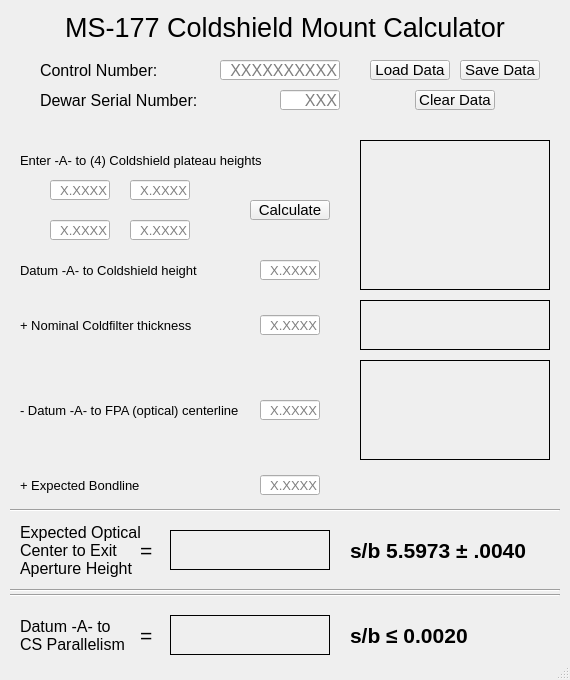
dan-fern/Next177, file coldshield/mountcs.ui: the form before one commit.
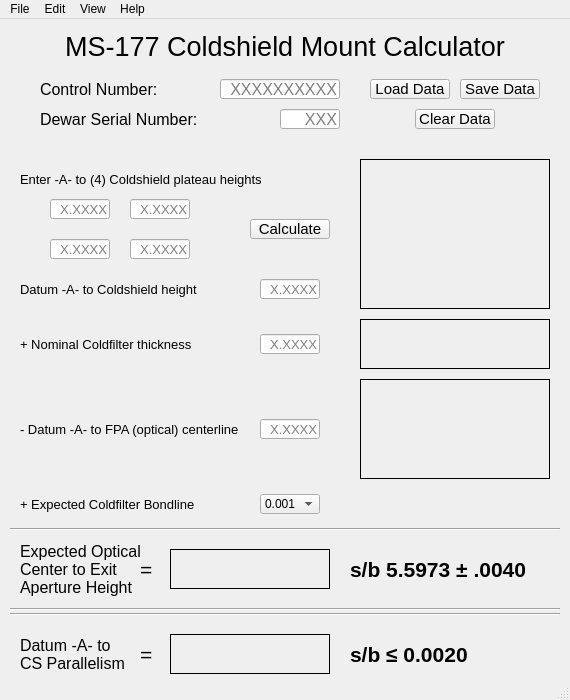
The form after the commit. Icons and pictures are not drawn.

What changed in the file:
```diff
--- a/coldshield/mountcs.ui
+++ b/coldshield/mountcs.ui
@@ -7,7 +7,7 @@
     <x>0</x>
     <y>0</y>
     <width>570</width>
-    <height>680</height>
+    <height>700</height>
    </rect>
   </property>
   <property name="sizePolicy">
@@ -19,13 +19,13 @@
   <property name="minimumSize">
    <size>
     <width>570</width>
-    <height>680</height>
+    <height>700</height>
    </size>
   </property>
   <property name="maximumSize">
    <size>
     <width>570</width>
-    <height>680</height>
+    <height>700</height>
    </size>
   </property>
   <property name="cursor">
@@ -236,7 +236,7 @@
      <rect>
       <x>20</x>
       <y>475</y>
-      <width>161</width>
+      <width>181</width>
       <height>20</height>
      </rect>
     </property>
@@ -246,7 +246,7 @@
      </font>
     </property>
     <property name="text">
-     <string>+ Expected Bondline</string>
+     <string>+ Expected Coldfilter Bondline</string>
     </property>
    </widget>
    <widget class="QLabel" name="labelFooter2">
@@ -403,27 +403,6 @@
      <string>X.XXXX</string>
     </property>
    </widget>
-   <widget class="QLineEdit" name="lineEditBL">
-    <property name="geometry">
-     <rect>
-      <x>260</x>
-      <y>475</y>
-      <width>60</width>
-      <height>20</height>
-     </rect>
-    </property>
-    <property name="font">
-     <font>
-      <pointsize>10</pointsize>
-     </font>
-    </property>
-    <property name="alignment">
-     <set>Qt::AlignRight|Qt::AlignTrailing|Qt::AlignVCenter</set>
-    </property>
-    <property name="placeholderText">
-     <string>X.XXXX</string>
-    </property>
-   </widget>
    <widget class="QPushButton" name="pushButtonLoad">
     <property name="geometry">
      <rect>
@@ -793,8 +772,132 @@
      <bool>true</bool>
     </property>
    </widget>
+   <widget class="QComboBox" name="comboBoxBL">
+    <property name="geometry">
+     <rect>
+      <x>260</x>
+      <y>475</y>
+      <width>60</width>
+      <height>20</height>
+     </rect>
+    </property>
+    <item>
+     <property name="text">
+      <string>0.001</string>
+     </property>
+    </item>
+    <item>
+     <property name="text">
+      <string>0.0015</string>
+     </property>
+    </item>
+    <item>
+     <property name="text">
+      <string>0.002</string>
+     </property>
+    </item>
+    <item>
+     <property name="text">
+      <string>0.0025</string>
+     </property>
+    </item>
+    <item>
+     <property name="text">
+      <string>0.003</string>
+     </property>
+    </item>
+   </widget>
   </widget>
   <widget class="QStatusBar" name="statusBar"/>
+  <widget class="QMenuBar" name="menuBar">
+   <property name="geometry">
+    <rect>
+     <x>0</x>
+     <y>0</y>
+     <width>570</width>
+     <height>20</height>
+    </rect>
+   </property>
+   <widget class="QMenu" name="menuFile">
+    <property name="title">
+     <string>File</string>
+    </property>
+    <addaction name="actionLoad"/>
+    <addaction name="actionSave"/>
+    <addaction name="separator"/>
+    <addaction name="actionExit"/>
+   </widget>
+   <widget class="QMenu" name="menuEdit">
+    <property name="title">
+     <string>Edit</string>
+    </property>
+    <addaction name="actionClear"/>
+    <addaction name="actionScreenShot"/>
+    <addaction name="actionShowNotepad"/>
+   </widget>
+   <widget class="QMenu" name="menuView">
+    <property name="title">
+     <string>View</string>
+    </property>
+    <addaction name="actionShowCalc"/>
+    <addaction name="actionShowBuild"/>
+   </widget>
+   <widget class="QMenu" name="menuHelp">
+    <property name="title">
+     <string>Help</string>
+    </property>
+    <addaction name="actionAbout"/>
+   </widget>
+   <addaction name="menuFile"/>
+   <addaction name="menuEdit"/>
+   <addaction name="menuView"/>
+   <addaction name="menuHelp"/>
+  </widget>
+  <action name="actionLoad">
+   <property name="text">
+    <string>Load Data</string>
+   </property>
+  </action>
+  <action name="actionSave">
+   <property name="text">
+    <string>Save Data</string>
+   </property>
+  </action>
+  <action name="actionExit">
+   <property name="text">
+    <string>Exit</string>
+   </property>
+  </action>
+  <action name="actionClear">
+   <property name="text">
+    <string>Clear Data</string>
+   </property>
+  </action>
+  <action name="actionScreenShot">
+   <property name="text">
+    <string>Get Screenshot</string>
+   </property>
+  </action>
+  <action name="actionShowNotepad">
+   <property name="text">
+    <string>Show Notepad</string>
+   </property>
+  </action>
+  <action name="actionShowCalc">
+   <property name="text">
+    <string>Show Calculations</string>
+   </property>
+  </action>
+  <action name="actionShowBuild">
+   <property name="text">
+    <string>Show Build History</string>
+   </property>
+  </action>
+  <action name="actionAbout">
+   <property name="text">
+    <string>About</string>
+   </property>
+  </action>
  </widget>
  <layoutdefault spacing="6" margin="11"/>
  <tabstops>
```
Left out of the diff: 155 changed lines with no effect on the pictures.
